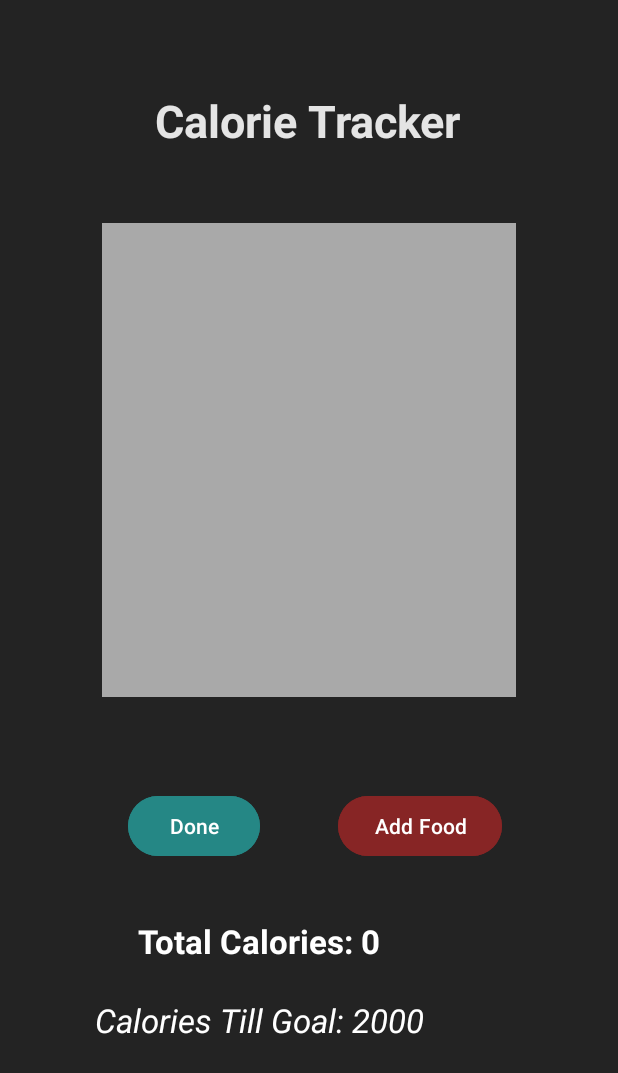
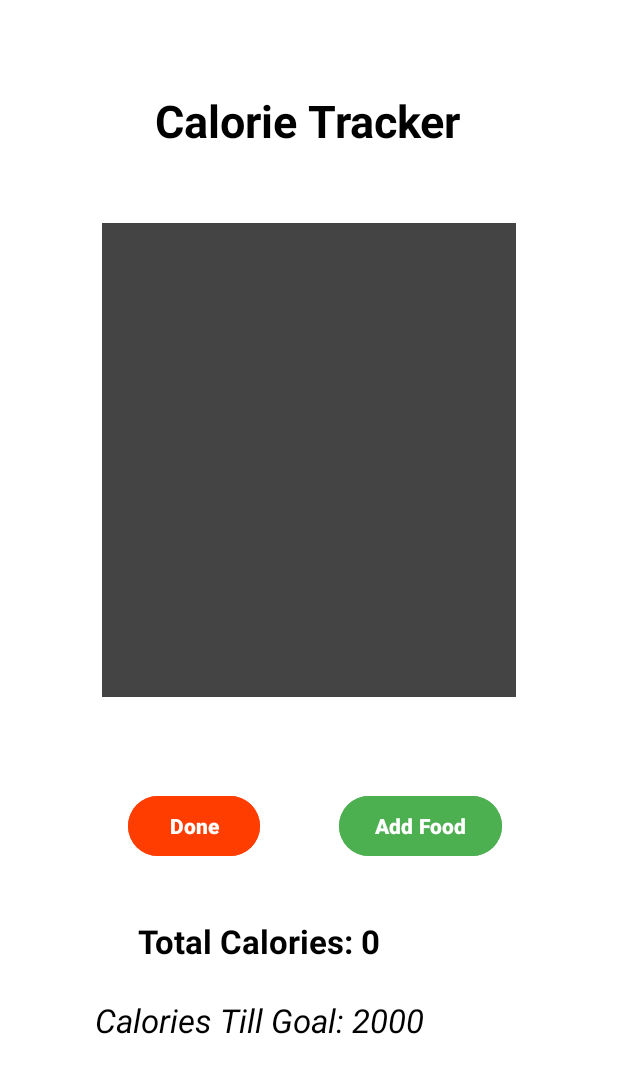
Before and after one commit to MilanBert/Kelowna-Fitness-Prototype, an Android app: the LogCalories screen opened directly, with no data from a screen before it, on a phone screen of 412 x 824 dp. Shown: the top 1073 px of the screen. Run offline under Robolectric (Android 15) with nearby library versions, the phone set to English and light mode, and no system bars.

Commit message:
made cosmetic updates to log cals activity_log_calories.xml

```diff
--- a/app/src/main/res/layout/activity_log_calories.xml
+++ b/app/src/main/res/layout/activity_log_calories.xml
@@ -1,19 +1,23 @@
 <?xml version="1.0" encoding="utf-8"?>
-<androidx.constraintlayout.widget.ConstraintLayout xmlns:android="http://schemas.android.com/apk/res/android"
+<androidx.constraintlayout.widget.ConstraintLayout
+    xmlns:android="http://schemas.android.com/apk/res/android"
     xmlns:app="http://schemas.android.com/apk/res-auto"
     xmlns:tools="http://schemas.android.com/tools"
     android:id="@+id/main"
     android:layout_width="match_parent"
     android:layout_height="match_parent"
-    android:background="#232323"
+    android:background="#FFFFFF"
     tools:context=".LogCalories">
 
+    <!-- Done Button -->
 <Button
 android:id="@+id/logcaloriesback"
 android:layout_width="wrap_content"
 android:layout_height="wrap_content"
-        android:backgroundTint="#258785"
+android:backgroundTint="#FF3D00"
     android:text="Done"
+    android:textColor="#FFFFFF"
+    android:textStyle="bold"
     app:layout_constraintBottom_toBottomOf="parent"
     app:layout_constraintEnd_toEndOf="parent"
     app:layout_constraintHorizontal_bias="0.264"
@@ -21,12 +25,13 @@
     app:layout_constraintTop_toTopOf="parent"
     app:layout_constraintVertical_bias="0.679" />
 
+    <!-- Calories Till Goal -->
 <TextView
 android:id="@+id/caloriesTillGoal"
 android:layout_width="wrap_content"
 android:layout_height="wrap_content"
 android:text="Calories Till Goal:"
-        android:textColor="#FFFFFF"
+android:textColor="#000000"
     android:textSize="22sp"
     android:textStyle="italic"
     app:layout_constraintBottom_toBottomOf="parent"
@@ -36,12 +41,13 @@
     app:layout_constraintTop_toTopOf="parent"
     app:layout_constraintVertical_bias="0.837" />
 
+    <!-- Title -->
 <TextView
 android:id="@+id/textView"
 android:layout_width="wrap_content"
 android:layout_height="wrap_content"
 android:text="Calorie Tracker"
-        android:textColor="#E4E4E4"
+android:textColor="#000000"
     android:textSize="30sp"
     android:textStyle="bold"
     app:layout_constraintBottom_toBottomOf="parent"
@@ -51,11 +57,12 @@
     app:layout_constraintTop_toTopOf="parent"
     app:layout_constraintVertical_bias="0.077" />
 
+    <!-- Food Display -->
 <ScrollView
 android:id="@+id/foodDisplay"
 android:layout_width="276dp"
 android:layout_height="316dp"
-        android:background="#A9A9A9"
+android:background="#444444"
     app:layout_constraintBottom_toBottomOf="parent"
     app:layout_constraintEnd_toEndOf="parent"
     app:layout_constraintStart_toStartOf="parent"
@@ -66,16 +73,19 @@
 android:id="@+id/linearLayout"
 android:layout_width="match_parent"
 android:layout_height="wrap_content"
-            android:background="#E2E2E2"
-            android:orientation="vertical" />
+android:orientation="vertical"
+    android:background="#E2E2E2"/>
     </ScrollView>
 
+    <!-- Add Food Button -->
 <Button
 android:id="@+id/addFoodButton"
 android:layout_width="wrap_content"
 android:layout_height="wrap_content"
-        android:backgroundTint="#872525"
+android:backgroundTint="#4CAF50"
     android:text="Add Food"
+    android:textColor="#FFFFFF"
+    android:textStyle="bold"
     app:layout_constraintBottom_toBottomOf="parent"
     app:layout_constraintEnd_toEndOf="parent"
     app:layout_constraintHorizontal_bias="0.745"
@@ -83,12 +93,13 @@
     app:layout_constraintTop_toTopOf="parent"
     app:layout_constraintVertical_bias="0.679" />
 
+    <!-- Total Calories -->
 <TextView
 android:id="@+id/totalCalories"
 android:layout_width="wrap_content"
 android:layout_height="wrap_content"
 android:text="Total Calories:"
-        android:textColor="#FFFFFF"
+android:textColor="#000000"
     android:textSize="22sp"
     android:textStyle="bold"
     app:layout_constraintBottom_toBottomOf="parent"
```
Lines whose indentation alone changed are shown as unchanged.
